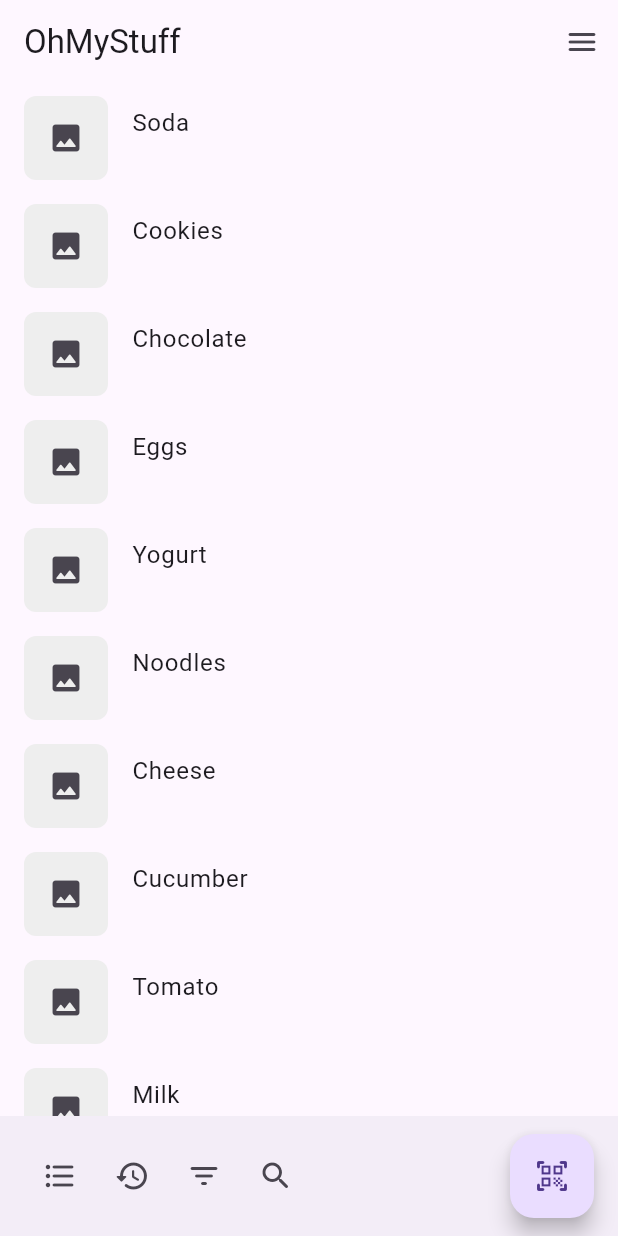
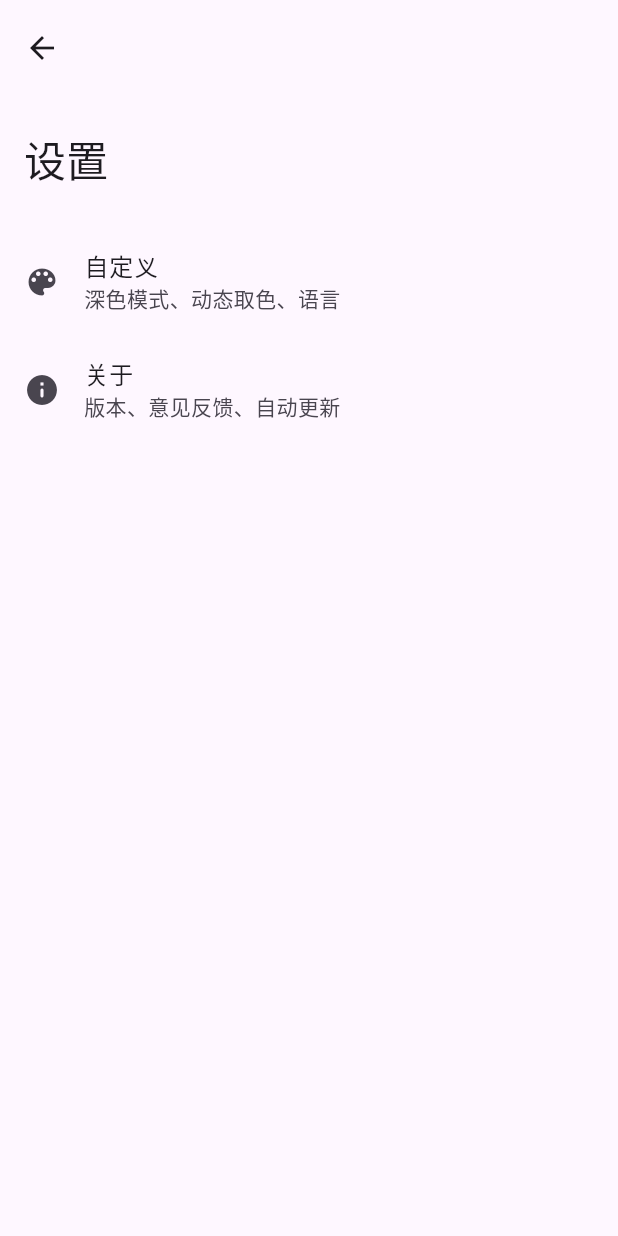
Before and after one commit to OhMyStuff/OhMyStuff, a Flutter app: the screen it shows after launch, after a tap on the "menu" icon, on a phone screen of 412 x 824 dp. Run offline on Flutter 3.47's test engine with Material 3 defaults, Android fonts, the phone set to English and light mode, and no system bars; our stand-ins replace go_router.

Commit message:
feat(layout): Complete the settings page layout

```diff
--- a/lib/router.dart
+++ b/lib/router.dart
@@ -1,12 +1,31 @@
 import 'package:go_router/go_router.dart';
 
+import 'screens/about.dart';
+import 'screens/customize.dart';
 import 'screens/home.dart';
+import 'screens/settings.dart';
 
 final router = GoRouter(
   routes: [
     GoRoute(
       path: '/',
       builder: (_, __) => HomePage(),
+      routes: [
+        GoRoute(
+          path: 'settings',
+          builder: (_, __) => SettingsPage(),
+          routes: [
+            GoRoute(
+              path: 'about',
+              builder: (_, __) => AboutPage(),
+            ),
+            GoRoute(
+              path: 'customize',
+              builder: (_, __) => CustomizePage(),
+            ),
+          ],
+        ),
+      ],
     ),
   ],
 );
--- a/lib/screens/home.dart
+++ b/lib/screens/home.dart
@@ -1,4 +1,5 @@
 import 'package:flutter/material.dart';
+import 'package:go_router/go_router.dart';
 
 import '../widgets/custom_tile.dart';
 
@@ -12,7 +13,7 @@ class HomePage extends StatelessWidget {
         title: Text('OhMyStuff'),
         actions: [
           IconButton(
-            onPressed: () {},
+            onPressed: () => context.go('/settings'),
             icon: Icon(Icons.menu_rounded),
           ),
         ],
--- /dev/null
+++ b/lib/screens/settings.dart
@@ -0,0 +1,37 @@
+import 'package:flutter/material.dart';
+import 'package:go_router/go_router.dart';
+
+class SettingsPage extends StatelessWidget {
+  const SettingsPage({super.key});
+
+  @override
+  Widget build(BuildContext context) {
+    return Scaffold(
+      body: CustomScrollView(
+        slivers: [
+          SliverAppBar.large(
+            title: Text('设置'),
+          ),
+          SliverList(
+            delegate: SliverChildListDelegate(
+              [
+                ListTile(
+                  leading: Icon(Icons.color_lens_rounded),
+                  title: Text('自定义'),
+                  subtitle: Text('深色模式、动态取色、语言'),
+                  onTap: () => context.go('/settings/customize'),
+                ),
+                ListTile(
+                  leading: Icon(Icons.info_rounded),
+                  title: Text('关于'),
+                  subtitle: Text('版本、意见反馈、自动更新'),
+                  onTap: () => context.go('/settings/about'),
+                ),
+              ],
+            ),
+          ),
+        ],
+      ),
+    );
+  }
+}
```
Also changed, not shown: lib/screens/about.dart (added, +55 -0 lines), lib/screens/customize.dart (added, +57 -0 lines).
